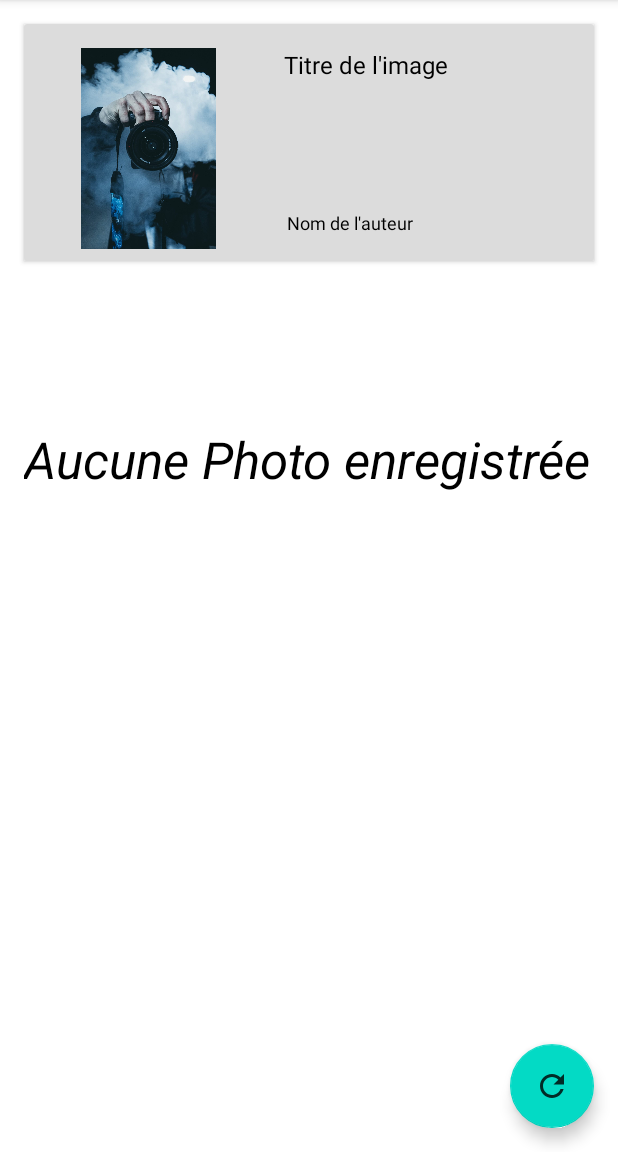
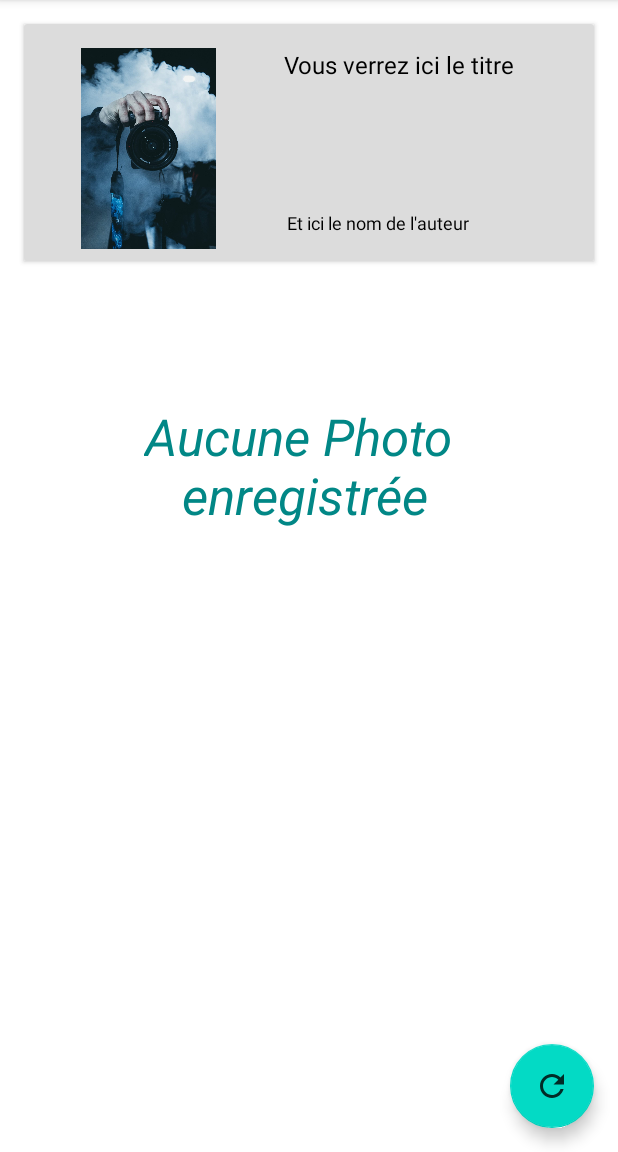
Before and after one commit to Ouatson/Flickr-Project, an Android app: the screen it shows after launch (MainActivity), in the options menu, after a tap on "Voir les favoris", on a phone screen of 412 x 824 dp, the part 84-1236 px from its top. Run offline under Robolectric (Android 15) with nearby library versions, the phone set to English and light mode, and no system bars.

Commit message:
Changement pour les indications

```diff
--- a/app/src/main/res/layout/fragment_favoris.xml
+++ b/app/src/main/res/layout/fragment_favoris.xml
@@ -28,10 +28,11 @@
             android:layout_width="wrap_content"
             android:layout_height="wrap_content"
             android:text="@string/aucune_photo"
+            android:textColor="@color/teal_700"
             android:textAlignment="center"
             android:textSize="34sp"
             android:textStyle="italic"
-            android:visibility="gone"
+            android:visibility="visible"
             app:layout_constraintBottom_toBottomOf="@+id/MaListeDePhotosFavoris"
             app:layout_constraintEnd_toEndOf="@+id/MaListeDePhotosFavoris"
             app:layout_constraintHorizontal_bias="0.462"
--- a/app/src/main/res/values/strings.xml
+++ b/app/src/main/res/values/strings.xml
@@ -10,11 +10,11 @@
     <string name="app_label">My Flickr Project</string>
     <string name="search_hint">Renseigner vos mots clés</string>
     <string name="images_flickr">Images Flickr</string>
-    <string name="titre_image">Titre de l\'image</string>
-    <string name="nom_auteur">Nom de l\'auteur</string>
+    <string name="titre_image">Vous verrez ici le titre</string>
+    <string name="nom_auteur">Et ici le nom de l\'auteur</string>
     <string name="details">Details</string>
     <string name="ajouter_favoris">Ajouter Favoris</string>
-    <string name="aucune_photo">Aucune Photo enregistrée</string>
+    <string name="aucune_photo">Aucune Photo\n enregistrée</string>
     <string name="date_prise">Date Prise</string>
     <string name="date_publication">Date de publication</string>
     <string name="uri_lien">URI lien</string>
```
